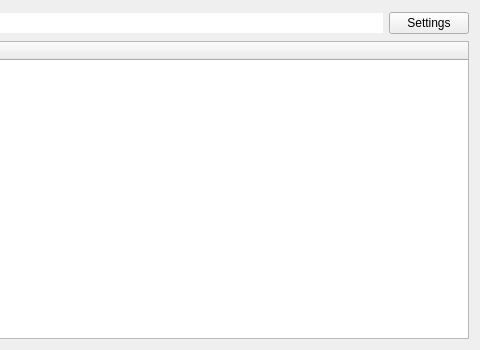
instance-id/Searcher, file scripts/python/searcher/searcher.ui: the form before one commit; both pictures show x 520 to 1000 and y 0 to 350 of the 1000 by 350 pixel window.
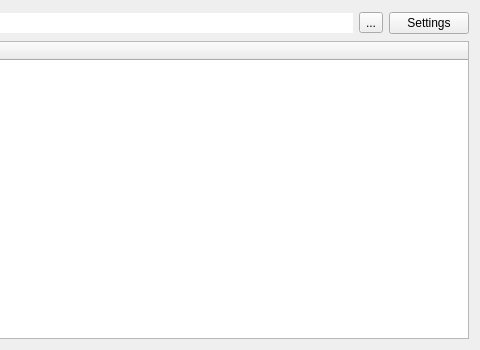
The form after the commit.

```diff
--- a/scripts/python/searcher/searcher.ui
+++ b/scripts/python/searcher/searcher.ui
@@ -64,6 +64,13 @@
          </property>
         </widget>
        </item>
+       <item>
+        <widget class="QToolButton" name="toolButton">
+         <property name="text">
+          <string>...</string>
+         </property>
+        </widget>
+       </item>
        <item>
         <widget class="QPushButton" name="opensettings_btn">
          <property name="focusPolicy">
```
